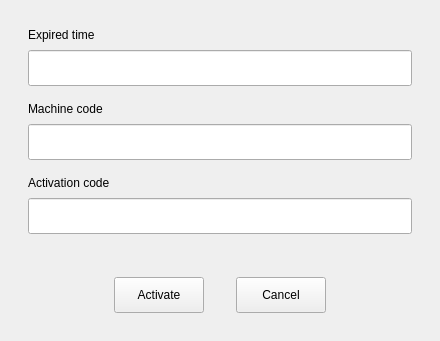
Before: the Qt Designer form src/ui/license/activation.ui in openeuler-mirror/ks-ssr, drawn with Qt 5.
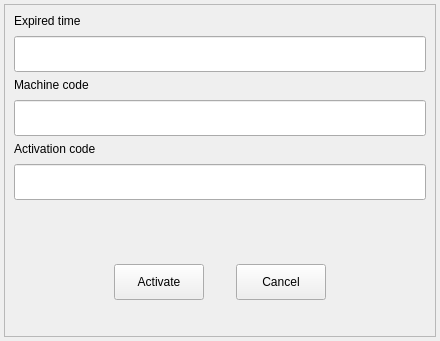
After: the same form once the commit is applied.

Commit message: fix(window) : Fix app cannot start when not activated. - 修复未激活时应用无法启动

```diff
--- a/src/ui/license/activation.ui
+++ b/src/ui/license/activation.ui
@@ -25,10 +25,7 @@
   <property name="windowTitle">
    <string>Form</string>
   </property>
-  <layout class="QVBoxLayout" name="verticalLayout_5">
-   <property name="spacing">
-    <number>0</number>
-   </property>
+  <layout class="QVBoxLayout" name="verticalLayout">
    <property name="leftMargin">
     <number>4</number>
    </property>
@@ -42,22 +39,16 @@
     <number>4</number>
    </property>
    <item>
-    <widget class="QWidget" name="m_content" native="true">
+    <widget class="QFrame" name="m_frame">
+     <property name="frameShape">
+      <enum>QFrame::StyledPanel</enum>
+     </property>
+     <property name="frameShadow">
+      <enum>QFrame::Raised</enum>
+     </property>
      <layout class="QVBoxLayout" name="verticalLayout_4">
-      <property name="spacing">
-       <number>16</number>
-      </property>
-      <property name="leftMargin">
-       <number>24</number>
-      </property>
-      <property name="topMargin">
-       <number>24</number>
-      </property>
-      <property name="rightMargin">
-       <number>24</number>
-      </property>
       <property name="bottomMargin">
-       <number>24</number>
+       <number>36</number>
       </property>
       <item>
        <widget class="QWidget" name="m_timeWidget" native="true">
```
The commit also changes 3 other files.
